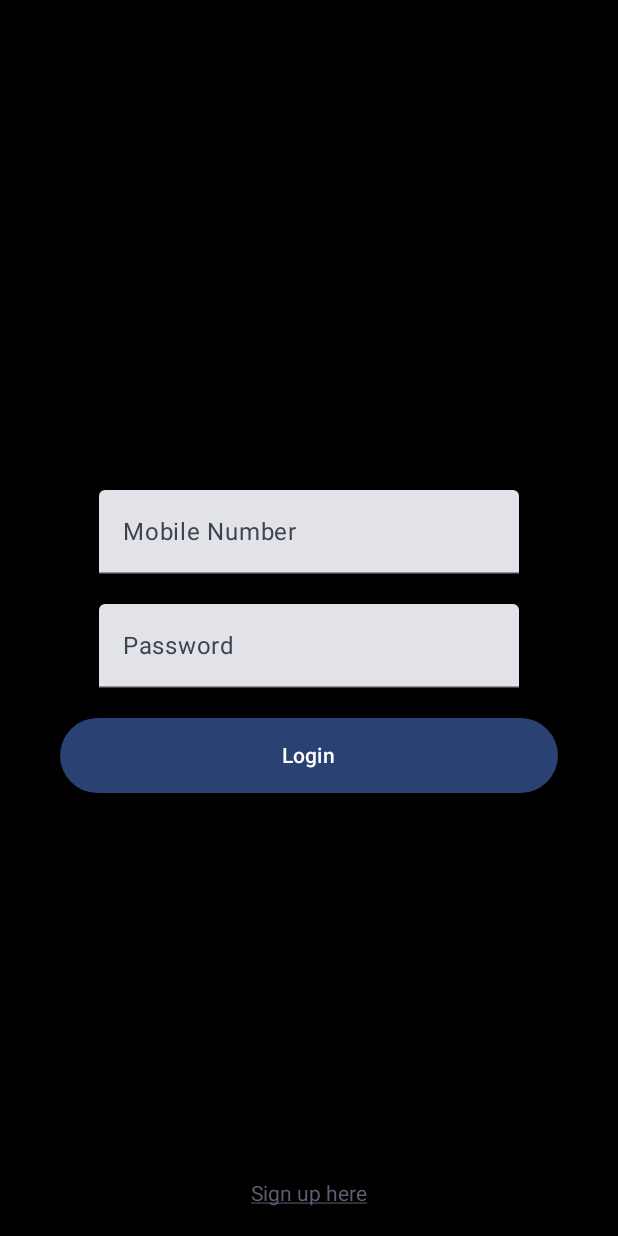
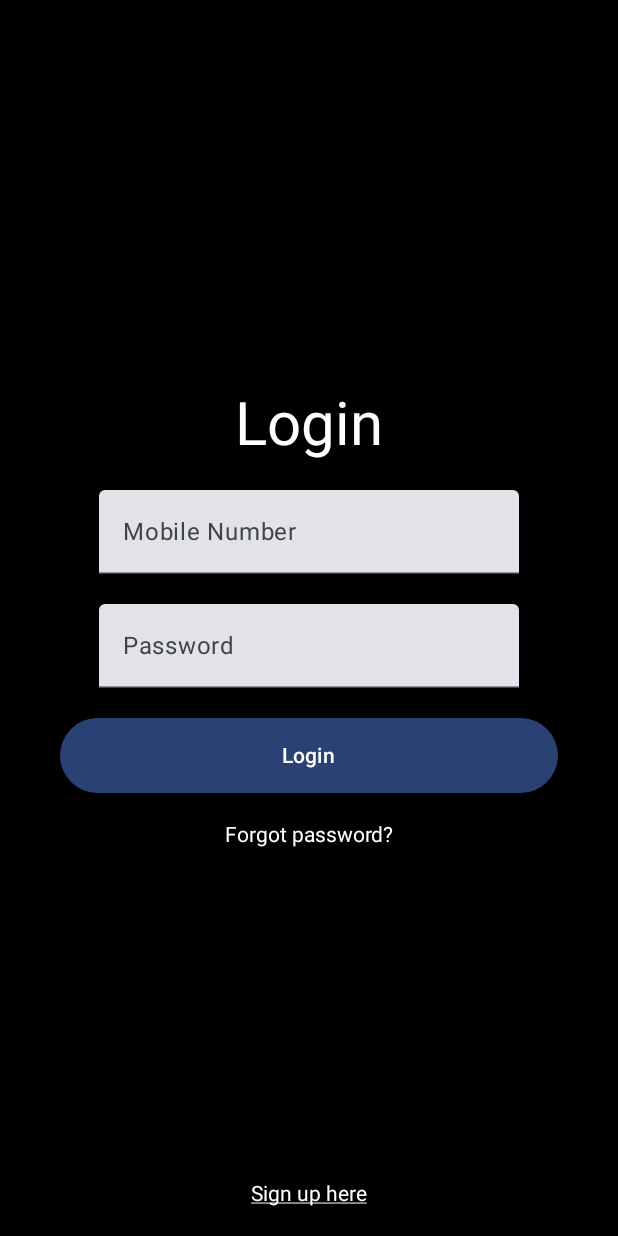
Before and after one commit to AarizArqam1/PicApp, an Android app built with Jetpack Compose: the screen it shows after launch (MainActivity), on a phone screen of 412 x 824 dp. Run offline under Robolectric (Android 15) with nearby library versions, the phone set to English and light mode, and no system bars.

Commit message:
login page unnecessary code cleaned

```diff
--- a/app/src/main/java/com/techloyce/jetpackintroduction/MainActivity.kt
+++ b/app/src/main/java/com/techloyce/jetpackintroduction/MainActivity.kt
@@ -67,51 +67,31 @@ class MainActivity : ComponentActivity() {
         super.onCreate(savedInstanceState)
         setContent {
             JetPackIntroductionTheme {
-                LoginPage2()
+                LoginPage()
                 }
-
-//                Column{
-//                    Text(
-//                        text = "text 01",
-//                        fontSize = 30.sp,
-//                        color = Color.Cyan,
-//                        modifier = Modifier
-//                            .background(Color.Black)
-//
-//                    )
-//                    var arr=arrayOf("arr01","arr02","arr03","arr04")
-//                    for (nam in arr)
-//                        Text(text = nam)
-//
-//                }
-//                Text(
-//                    text = "jetpack Compoadfse"
-//                )
             }
         }
     }
 @Preview
 @Composable
-fun LoginPage2() {
+fun LoginPage() {
     val context = LocalContext.current
 
     Box(modifier = Modifier
         .fillMaxSize()
         .background(color = Color.Black)) {
 
-        ClickableText(
+        Text(
             text = AnnotatedString("Sign up here"),
             modifier = Modifier
                 .align(Alignment.BottomCenter)
                 .padding(20.dp),
-            onClick = {
-                Toast.makeText(context, "Work in-progress", Toast.LENGTH_SHORT).show()
-            },
+
             style = TextStyle(
                 fontSize = 14.sp,
                 fontFamily = FontFamily.Default,
                 textDecoration = TextDecoration.Underline,
-                color = PurpleGrey40
+                color = Color.White
             )
         )
     }
@@ -126,7 +106,7 @@ fun LoginPage2() {
         val username = remember { mutableStateOf(TextFieldValue()) }
         val password = remember { mutableStateOf(TextFieldValue()) }
 
-        Text(text = "Login", style = TextStyle(fontSize = 40.sp, fontFamily = FontFamily.Default))
+        Text(text = "Login", style = TextStyle(fontSize = 40.sp, fontFamily = FontFamily.Default, color = Color.White))
 
         Spacer(modifier = Modifier.height(20.dp))
         Box( // Set the opacity value here (e.g., 0.5f for 50% opacity)
@@ -160,7 +140,6 @@ fun LoginPage2() {
                         null
                     )
                 },
-                shape = RoundedCornerShape(50.dp),
                 modifier = Modifier
                     .fillMaxWidth()
                     .padding(40.dp, 0.dp, 40.dp, 0.dp)
@@ -178,31 +157,9 @@ fun LoginPage2() {
             },
             style = TextStyle(
                 fontSize = 14.sp,
-                fontFamily = FontFamily.Default
+                fontFamily = FontFamily.Default,
+                color = Color.White
             )
         )
     }
 }
-
-//@Composable
-//fun Greeting(name: String, modifier: Modifier = Modifier) {
-//    LazyColumn {
-//        items(10){
-//                i->
-//            Icon(imageVector = Icons.Default.Add, contentDescription = null,modifier=Modifier
-//                .background(Color.Yellow)
-//                .size(100.dp)
-//                .fillParentMaxWidth()
-//            )
-//        }
-//
-//    }
-//}
-//
-//@Preview(showBackground = true)
-//@Composable
-//fun GreetingPreview() {
-//    JetPackIntroductionTheme {
-//        Greeting("Android")
-//    }
-//}
```
